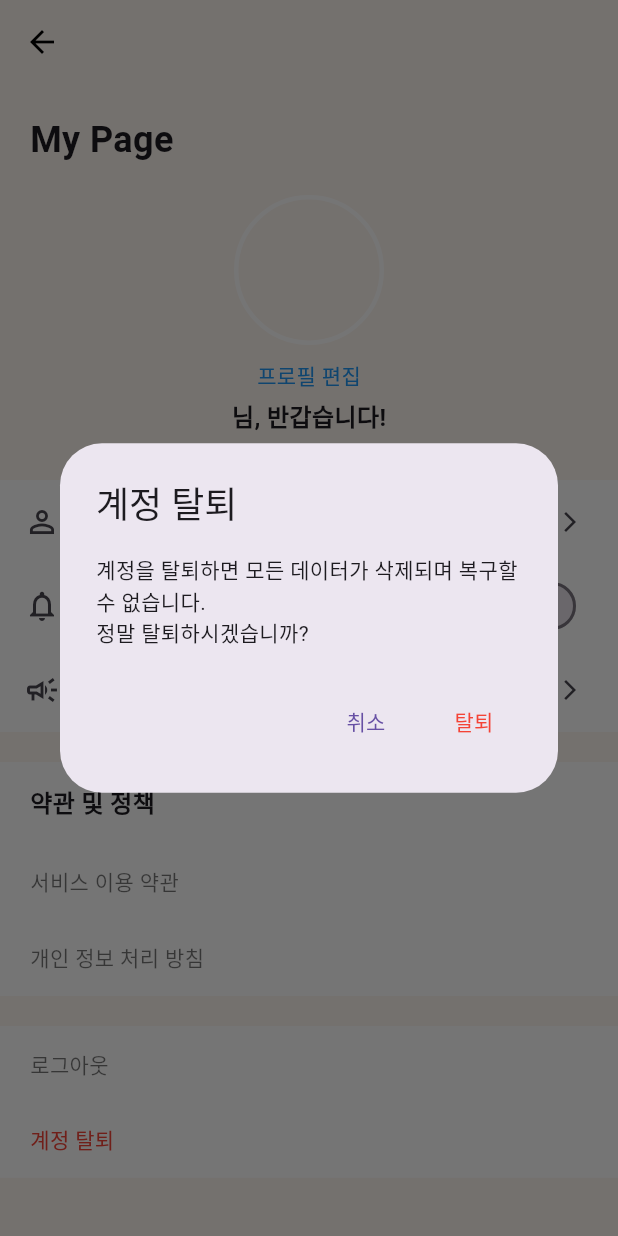
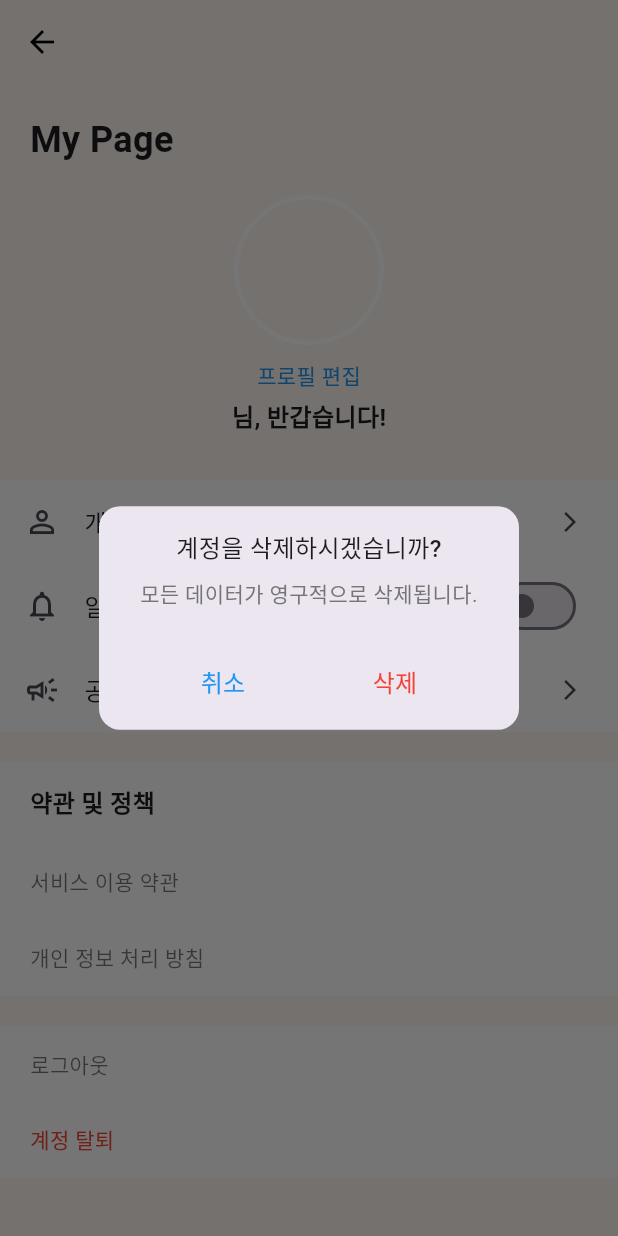
Before and after one commit to jinseok2101/iDress, a Flutter app: the MyPage screen opened by its route, after a tap on "계정 탈퇴", on a phone screen of 412 x 824 dp. Run offline on Flutter 3.47's test engine with Material 3 defaults, Android fonts, the phone set to English and light mode, and no system bars; our stand-ins replace firebase_auth, firebase_core, firebase_database, firebase_messaging, firebase_storage, flutter_image_compress and 6 more; missing offline and left inert: giffy_dialog, kakao_flutter_sdk_user, omni_datetime_picker; accounts and stored records are empty.

Commit message:
확인메세지 UI 수정

```diff
--- a/lib/screens/my_page.dart
+++ b/lib/screens/my_page.dart
@@ -297,14 +297,32 @@ class _MyPageState extends State<MyPage> {
               context: context,
               builder: (BuildContext context) {
                 return AlertDialog(
-                  title: const Text('로그아웃'),
-                  content: const Text('정말 로그아웃 하시겠습니까?'),
+                  shape: RoundedRectangleBorder(
+                    borderRadius: BorderRadius.circular(14),
+                  ),
+                  content: Text(
+                    '로그아웃 하시겠습니까?',
+                    textAlign: TextAlign.center,
+                    style: TextStyle(
+                      fontSize: 16,
+                      fontWeight: FontWeight.w500,
+                    ),
+                  ),
+                  actionsAlignment: MainAxisAlignment.spaceEvenly,
+                  actionsPadding: EdgeInsets.only(bottom: 8),
                   actions: [
                     TextButton(
                       onPressed: () {
                         Navigator.pop(context);
                       },
-                      child: const Text('취소'),
+                      child: Text(
+                        '취소',
+                        style: TextStyle(
+                          color: Colors.blue,
+                          fontSize: 16,
+                          fontWeight: FontWeight.w500,
+                        ),
+                      ),
                     ),
                     TextButton(
                       onPressed: () async {
@@ -312,7 +330,14 @@ class _MyPageState extends State<MyPage> {
                         final authService = Auth();
                         await authService.logout(context);
                       },
-                      child: const Text('확인'),
+                      child: Text(
+                        '로그아웃',
+                        style: TextStyle(
+                          color: Colors.red,
+                          fontSize: 16,
+                          fontWeight: FontWeight.w500,
+                        ),
+                      ),
                     ),
                   ],
                 );
@@ -323,41 +348,70 @@ class _MyPageState extends State<MyPage> {
               context: context,
               builder: (BuildContext context) {
                 return AlertDialog(
-                  title: const Text('계정 탈퇴'),
-                  content: const Text(
-                    '계정을 탈퇴하면 모든 데이터가 삭제되며 복구할 수 없습니다.\n정말 탈퇴하시겠습니까?',
-                    style: TextStyle(fontSize: 14),
+                  shape: RoundedRectangleBorder(
+                    borderRadius: BorderRadius.circular(14),
                   ),
+                  content: Column(
+                    mainAxisSize: MainAxisSize.min,
+                    children: [
+                      Text(
+                        '계정을 삭제하시겠습니까?',
+                        textAlign: TextAlign.center,
+                        style: TextStyle(
+                          fontSize: 16,
+                          fontWeight: FontWeight.w500,
+                        ),
+                      ),
+                      SizedBox(height: 8),
+                      Text(
+                        '모든 데이터가 영구적으로 삭제됩니다.',
+                        textAlign: TextAlign.center,
+                        style: TextStyle(
+                          fontSize: 14,
+                          color: Colors.grey[600],
+                        ),
+                      ),
+                    ],
+                  ),
+                  actionsAlignment: MainAxisAlignment.spaceEvenly,
+                  actionsPadding: EdgeInsets.only(bottom: 8),
                   actions: [
                     TextButton(
                       onPressed: () {
                         Navigator.pop(context);
                       },
-                      child: const Text('취소'),
+                      child: Text(
+                        '취소',
+                        style: TextStyle(
+                          color: Colors.blue,
+                          fontSize: 16,
+                          fontWeight: FontWeight.w500,
+                        ),
+                      ),
                     ),
                     TextButton(
                       onPressed: () async {
-                        Navigator.pop(context); // 첫 번째 다이얼로그 닫기
-
+                        Navigator.pop(context);
                         // 로딩 표시
                         showDialog(
                           context: context,
                           barrierDismissible: false,
                           builder: (BuildContext context) {
-                            return const Center(
+                            return Center(
                               child: CircularProgressIndicator(),
                             );
                           },
                         );
-
                         final authService = Auth();
                         await authService.deleteAccount(context);
-
-                        // 로딩 다이얼로그 닫기
                       },
-                      child: const Text(
-                        '탈퇴',
-                        style: TextStyle(color: Colors.red),
+                      child: Text(
+                        '삭제',
+                        style: TextStyle(
+                          color: Colors.red,
+                          fontSize: 16,
+                          fontWeight: FontWeight.w500,
+                        ),
                       ),
                     ),
                   ],
```
